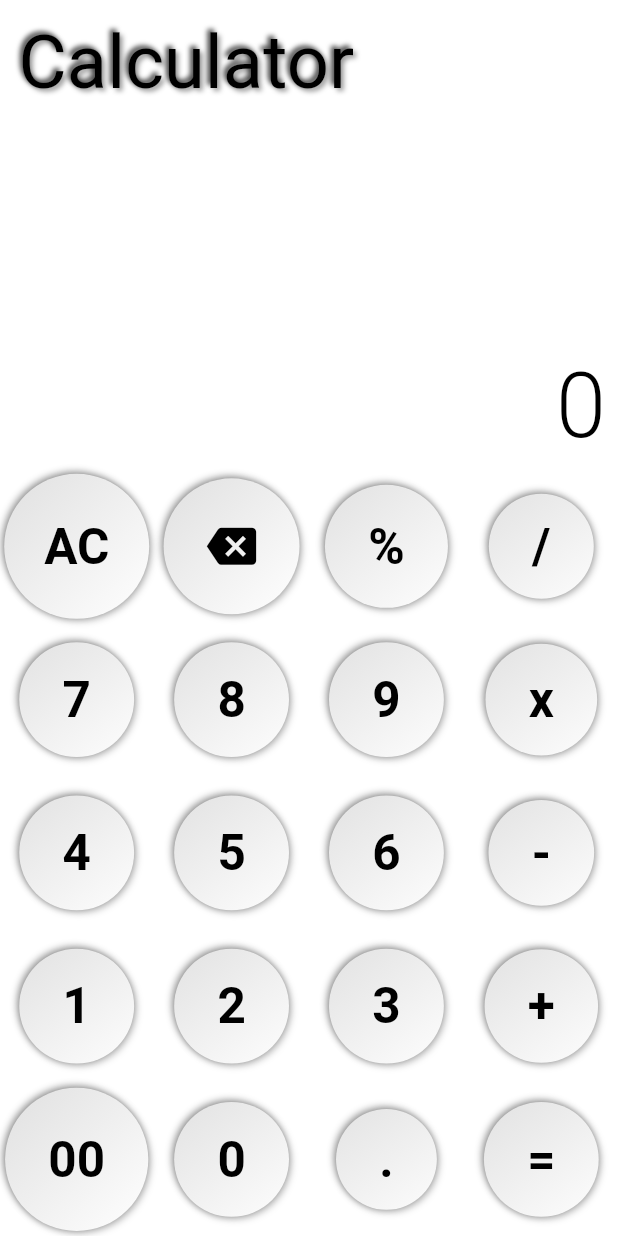
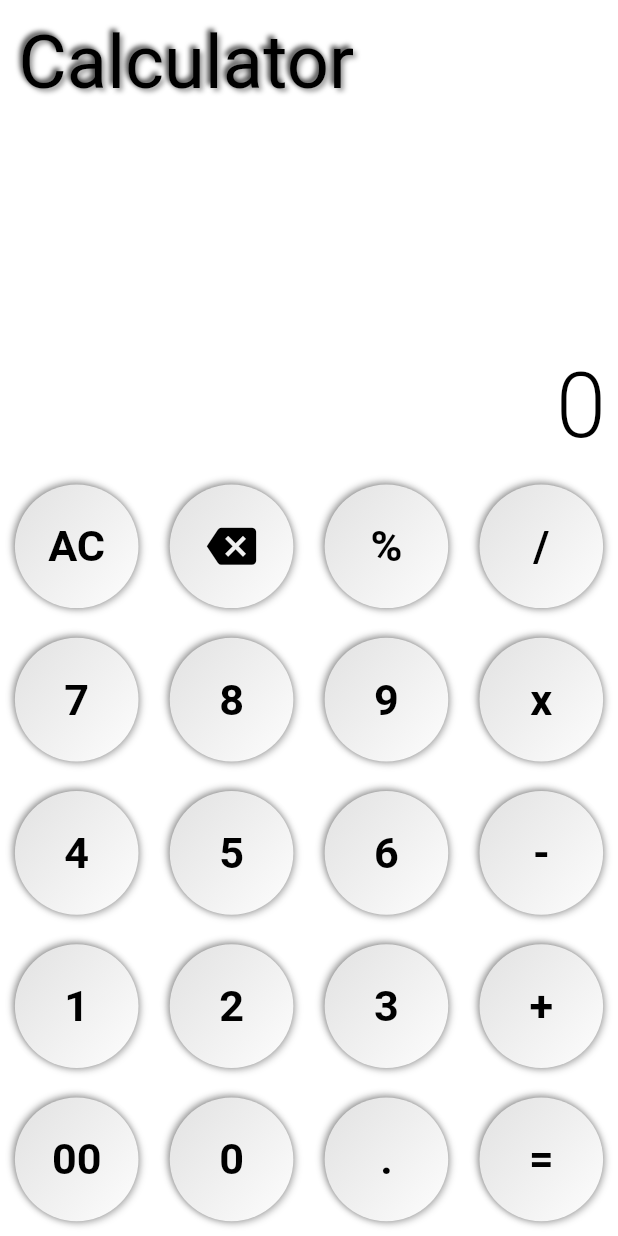
Before and after one commit to jinosh05/neumorphic_calculator, a Flutter app: the screen it shows after launch, on a phone screen of 412 x 824 dp. Run offline on Flutter 3.47's test engine with Material 2 defaults, Android fonts, the phone set to English and light mode, and no system bars; drawn by our look-alikes of auto_size_text, flutter_neumorphic.

Commit message:
fixed size of buttons

```diff
--- a/lib/components/button.dart
+++ b/lib/components/button.dart
@@ -27,12 +27,9 @@ class Button extends StatelessWidget {
       child: Container(
         alignment: Alignment.center,
         margin: EdgeInsets.symmetric(
-          vertical: SizeConfig.imgSize_1 / 2,
+          vertical: SizeConfig.fs_1_2,
         ),
         child: NeumorphicButton(
-          padding: EdgeInsets.all(
-            SizeConfig.fs_03_5,
-          ),
           style: NeumorphicStyle(
             depth: 3,
             surfaceIntensity: 0.3,
@@ -45,13 +42,18 @@ class Button extends StatelessWidget {
             boxShape: const NeumorphicBoxShape.circle(),
             shape: NeumorphicShape.concave,
           ),
+          child: Container(
+            alignment: Alignment.center,
+            width: SizeConfig.width_23,
+            height: SizeConfig.width_23,
             child: widget ??
                 Text(
                   text,
                   style: TextStyle(
                     color: !SizeConfig.isDarkMode ? Colors.black : Colors.white,
-                  fontSize: SizeConfig.fs_04,
+                    fontSize: SizeConfig.fs_03_5,
                     fontWeight: FontWeight.w600,
+                  ),
                 ),
           ),
           onPressed: () => onPressed(text),
```
Lines whose indentation alone changed are shown as unchanged.
